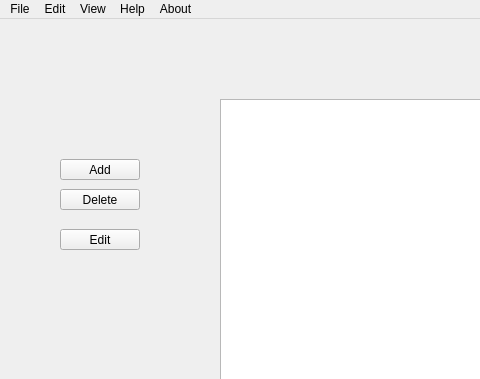
The window that mainwindow.ui (hrafnkelli14/Verklegt-verkefni-3) describes before a commit, drawn with Qt 5; both pictures show x 0 to 480 and y 0 to 379 of the 669 by 559 pixel window.
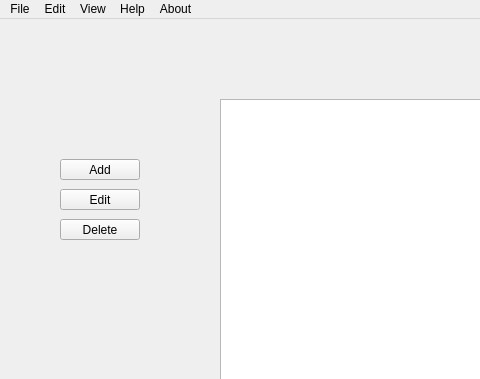
The same window after the commit.

Commit message: add window for persons

Diff of the .ui file:
```diff
--- a/mainwindow.ui
+++ b/mainwindow.ui
@@ -73,7 +73,7 @@
     <property name="geometry">
      <rect>
       <x>60</x>
-      <y>170</y>
+      <y>200</y>
       <width>80</width>
       <height>21</height>
      </rect>
@@ -86,7 +86,7 @@
     <property name="geometry">
      <rect>
       <x>60</x>
-      <y>210</y>
+      <y>170</y>
       <width>80</width>
       <height>21</height>
      </rect>
```
The commit also changes 6 other files.
